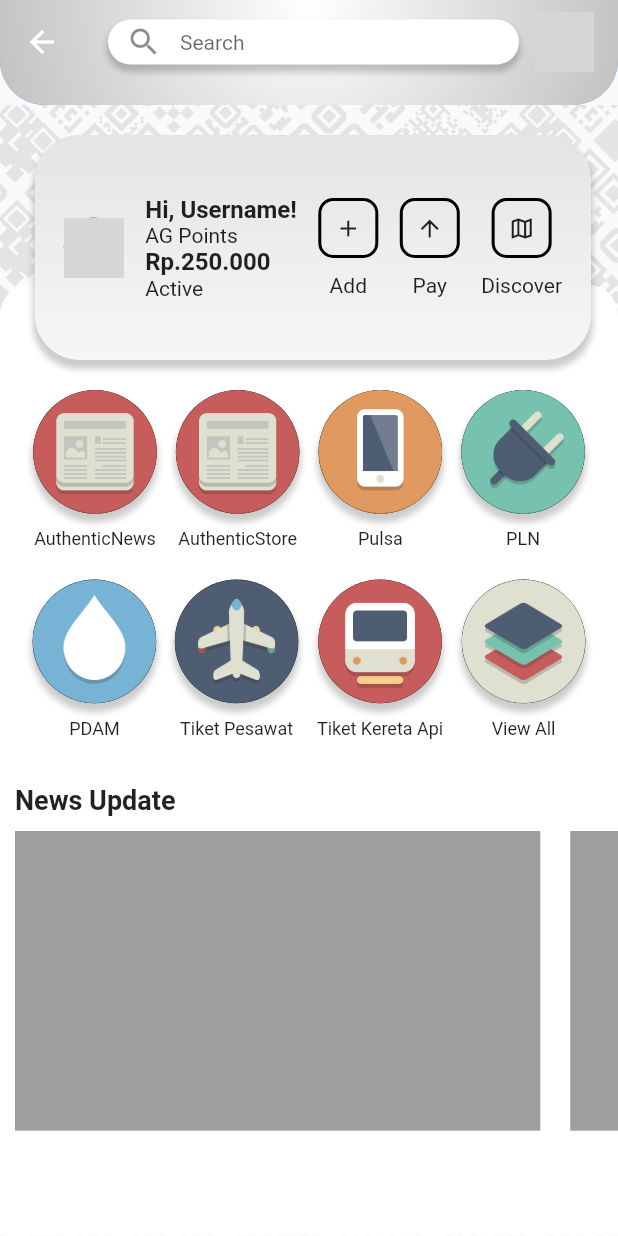
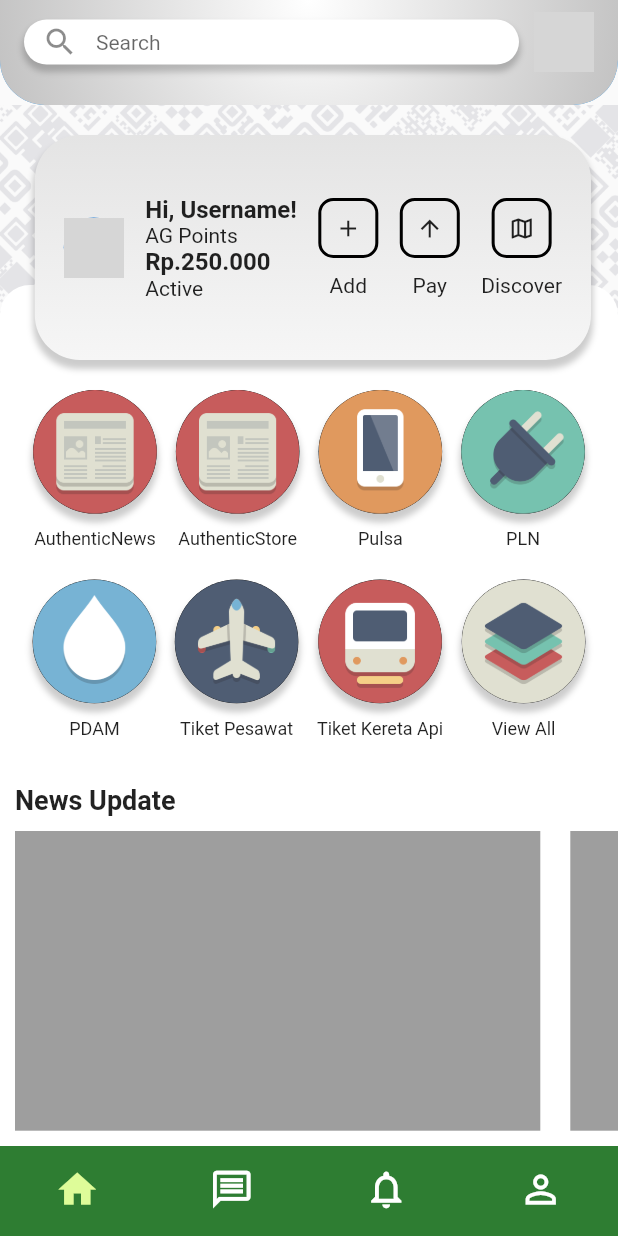
Before and after one commit to syifahasan/agt, a Flutter app: the screen it shows after launch, after a tap on "Login", on a phone screen of 412 x 824 dp. Run offline on Flutter 3.47's test engine with Material 2 defaults, Android fonts, the phone set to English and light mode, and no system bars; our stand-ins replace flutter_svg; network calls fail; Roboto replaces fonts that are missing (SFProDisplay); grey boxes are pictures that could not be loaded.

Commit message:
adding navigation bar

```diff
--- a/lib/login.dart
+++ b/lib/login.dart
@@ -1,5 +1,6 @@
 import 'package:flutter/material.dart';
 import './pages/home.dart';
+import './utils/navigationBar.dart';
 
 class PageLogin extends StatelessWidget {
   const PageLogin({super.key});
@@ -64,11 +65,11 @@ class PageLogin extends StatelessWidget {
                       margin: EdgeInsets.only(top: 28),
                       child: ElevatedButton(
                         onPressed: () {
-                          Navigator.push(
+                          Navigator.pushReplacement(
                             context,
                             MaterialPageRoute(
                               builder: (context) {
-                                return HomePage();
+                                return MainPage();
                               },
                             ),
                           );
--- a/lib/pages/home.dart
+++ b/lib/pages/home.dart
@@ -2,36 +2,7 @@ import 'package:flutter/material.dart';
 import 'package:flutter/widgets.dart';
 import 'package:flutter_svg/flutter_svg.dart';
 
-class MyApp extends StatelessWidget {
-  @override
-  Widget build(BuildContext context) {
-    return MaterialApp(
-      debugShowCheckedModeBanner: false,
-      title: 'HomePage AGT',
-      theme: ThemeData(
-        fontFamily: 'SFProDisplay',
-      ),
-      home: HomePage(),
-    );
-  }
-}
 
-class MainPage extends StatefulWidget {
-  const MainPage({super.key});
-
-  @override
-  State<MainPage> createState() => _MainPageState();
-}
-
-class _MainPageState extends State<MainPage> {
-  int currentPage = 0;
-  final screens = [];
-
-  @override
-  Widget build(BuildContext context) {
-    return const Placeholder();
-  }
-}
 
 class HomePage extends StatelessWidget {
   final TextEditingController _searchController = TextEditingController();
@@ -41,77 +12,6 @@ class HomePage extends StatelessWidget {
     final mediaQueryData = MediaQuery.of(context);
     final screenWidth = mediaQueryData.size.width;
     return Scaffold(
-        resizeToAvoidBottomInset: false,
-        appBar: PreferredSize(
-          preferredSize: Size.fromHeight(70.0),
-          child: AppBar(
-            elevation: 0,
-            flexibleSpace: Container(
-              decoration: BoxDecoration(
-                  borderRadius:
-                      BorderRadius.vertical(bottom: Radius.circular(30)),
-                  gradient: RadialGradient(
-                    colors: [Colors.white, Color.fromARGB(255, 58, 57, 57)],
-                    center: Alignment.topCenter,
-                    radius: 10,
-                  )),
-            ),
-            // backgroundColor: Colors.amber,
-            shape: RoundedRectangleBorder(
-              borderRadius: BorderRadius.vertical(
-                bottom: Radius.circular(30),
-              ),
-            ),
-            title: Row(
-              children: [
-                Expanded(
-                  child: Container(
-                    decoration: BoxDecoration(
-                      borderRadius: BorderRadius.all(Radius.circular(20)),
-                      boxShadow: [
-                        BoxShadow(
-                          color: Colors.black.withOpacity(0.2),
-                          offset: Offset(0, 4),
-                          blurRadius: 3,
-                          spreadRadius: 1,
-                        ),
-                      ],
-                    ),
-                    width: screenWidth * 50 / 100,
-                    height: 30,
-                    child: TextField(
-                      textInputAction: TextInputAction.done,
-                      controller: _searchController,
-                      decoration: InputDecoration(
-                        contentPadding: EdgeInsets.symmetric(horizontal: 10),
-                        prefixIcon: Icon(Icons.search),
-                        border: OutlineInputBorder(
-                            borderSide: BorderSide.none,
-                            borderRadius: BorderRadius.circular(50)),
-                        filled: true,
-                        fillColor: Colors.white,
-                        hintText: 'Search',
-                      ),
-                      onSubmitted: (value) {
-                        // Perform search based on the input value
-                        print('Search query: $value');
-                      },
-                      style: TextStyle(
-                        fontSize: 14,
-                      ),
-                    ),
-                  ),
-                ),
-                SizedBox(width: 10.0),
-                CircleAvatar(
-                  radius: 20.0,
-                  backgroundImage:
-                      NetworkImage('https://picsum.photos/200/300?grayscale'),
-                ),
-              ],
-            ),
-          ),
-        ),
         body: Container(
       decoration: BoxDecoration(
         image: DecorationImage(
@@ -152,13 +52,11 @@ class HomePage extends StatelessWidget {
                               children: [
                                 Menu(
                                     screenWidth: screenWidth,
-                                        image:
-                                            'assets/icons/news-svgrepo-com.png',
+                                    image: 'assets/icons/news-svgrepo-com.png',
                                     desc: 'AuthenticNews'),
                                 Menu(
                                     screenWidth: screenWidth,
-                                        image:
-                                            'assets/icons/news-svgrepo-com.png',
+                                    image: 'assets/icons/news-svgrepo-com.png',
                                     desc: 'AuthenticStore'),
                                 Menu(
                                     screenWidth: screenWidth,
@@ -172,23 +70,19 @@ class HomePage extends StatelessWidget {
                                     desc: 'PLN'),
                                 Menu(
                                     screenWidth: screenWidth,
-                                        image:
-                                            'assets/icons/water-svgrepo-com.png',
+                                    image: 'assets/icons/water-svgrepo-com.png',
                                     desc: 'PDAM'),
                                 Menu(
                                     screenWidth: screenWidth,
-                                        image:
-                                            'assets/icons/plane-svgrepo-com.png',
+                                    image: 'assets/icons/plane-svgrepo-com.png',
                                     desc: 'Tiket Pesawat'),
                                 Menu(
                                     screenWidth: screenWidth,
-                                        image:
-                                            'assets/icons/train-svgrepo-com.png',
+                                    image: 'assets/icons/train-svgrepo-com.png',
                                     desc: 'Tiket Kereta Api'),
                                 Menu(
                                     screenWidth: screenWidth,
-                                        image:
-                                            'assets/icons/stack-svgrepo-com.png',
+                                    image: 'assets/icons/stack-svgrepo-com.png',
                                     desc: 'View All'),
                               ],
                             ),
@@ -201,8 +95,7 @@ class HomePage extends StatelessWidget {
                             child: Text(
                               "News Update",
                               style: TextStyle(
-                                      fontSize: 18,
-                                      fontWeight: FontWeight.bold),
+                                  fontSize: 18, fontWeight: FontWeight.bold),
                             ),
                           ),
                           SingleChildScrollView(
@@ -212,8 +105,7 @@ class HomePage extends StatelessWidget {
                               mainAxisAlignment: MainAxisAlignment.center,
                               children: [
                                 Container(
-                                      margin:
-                                          EdgeInsets.symmetric(horizontal: 10),
+                                  margin: EdgeInsets.symmetric(horizontal: 10),
                                   width: screenWidth * 85 / 100,
                                   height: 200,
                                   decoration: BoxDecoration(
@@ -221,8 +113,7 @@ class HomePage extends StatelessWidget {
                                   ),
                                 ),
                                 Container(
-                                      margin:
-                                          EdgeInsets.symmetric(horizontal: 10),
+                                  margin: EdgeInsets.symmetric(horizontal: 10),
                                   width: screenWidth * 85 / 100,
                                   height: 200,
                                   decoration: BoxDecoration(
@@ -230,8 +121,7 @@ class HomePage extends StatelessWidget {
                                   ),
                                 ),
                                 Container(
-                                      margin:
-                                          EdgeInsets.symmetric(horizontal: 10),
+                                  margin: EdgeInsets.symmetric(horizontal: 10),
                                   width: screenWidth * 85 / 100,
                                   height: 200,
                                   decoration: BoxDecoration(
--- /dev/null
+++ b/lib/pages/notification.dart
@@ -0,0 +1,14 @@
+import 'package:flutter/material.dart';
+
+class NotifPage extends StatelessWidget {
+  const NotifPage({super.key});
+
+  @override
+  Widget build(BuildContext context) {
+    return Scaffold(
+      body: CircularProgressIndicator(
+              semanticsLabel: 'Circular progress indicator',
+            ),
+    );
+  }
+}
--- /dev/null
+++ b/lib/pages/profile.dart
@@ -0,0 +1,14 @@
+import 'package:flutter/material.dart';
+
+class ProfilePage extends StatelessWidget {
+  const ProfilePage({super.key});
+
+  @override
+  Widget build(BuildContext context) {
+    return Scaffold(
+      body: CircularProgressIndicator(
+              semanticsLabel: 'Circular progress indicator',
+            ),
+    );
+  }
+}
--- /dev/null
+++ b/lib/pages/scanner.dart
@@ -0,0 +1,14 @@
+import 'package:flutter/material.dart';
+
+class ScannerPage extends StatelessWidget {
+  const ScannerPage({super.key});
+
+  @override
+  Widget build(BuildContext context) {
+    return Scaffold(
+      body: CircularProgressIndicator(
+              semanticsLabel: 'Circular progress indicator',
+            ),
+    );
+  }
+}
--- /dev/null
+++ b/lib/pages/store.dart
@@ -0,0 +1,14 @@
+import 'package:flutter/material.dart';
+
+class StorePage extends StatelessWidget {
+  const StorePage({super.key});
+
+  @override
+  Widget build(BuildContext context) {
+    return Scaffold(
+      body: CircularProgressIndicator(
+              semanticsLabel: 'Circular progress indicator',
+            ),
+    );
+  }
+}
--- /dev/null
+++ b/lib/utils/navigationBar.dart
@@ -0,0 +1,174 @@
+import 'package:flutter/material.dart';
+import '../pages/notification.dart';
+import '../pages/profile.dart';
+import '../pages/scanner.dart';
+import '../pages/store.dart';
+import '../pages/home.dart';
+
+class MainPage extends StatefulWidget {
+  const MainPage({super.key});
+
+  @override
+  State<MainPage> createState() => _MainPageState();
+}
+
+class _MainPageState extends State<MainPage> {
+  final TextEditingController _searchController = TextEditingController();
+  int currentPage = 0;
+  final screens = [
+    HomePage(),
+    StorePage(),
+    ScannerPage(),
+    NotifPage(),
+    ProfilePage(),
+  ];
+
+  @override
+  Widget build(BuildContext context) {
+    final mediaQueryData = MediaQuery.of(context);
+    final screenWidth = mediaQueryData.size.width;
+    return Scaffold(
+      resizeToAvoidBottomInset: false,
+      appBar: PreferredSize(
+        preferredSize: Size.fromHeight(70.0),
+        child: AppBar(
+          leading: null,
+          elevation: 0,
+          flexibleSpace: Container(
+            decoration: BoxDecoration(
+                borderRadius:
+                    BorderRadius.vertical(bottom: Radius.circular(30)),
+                gradient: RadialGradient(
+                  colors: [Colors.white, Color.fromARGB(255, 58, 57, 57)],
+                  center: Alignment.topCenter,
+                  radius: 10,
+                )),
+          ),
+          // backgroundColor: Colors.amber,
+          shape: RoundedRectangleBorder(
+            borderRadius: BorderRadius.vertical(
+              bottom: Radius.circular(30),
+            ),
+          ),
+          title: Row(
+            children: [
+              Expanded(
+                child: Container(
+                  decoration: BoxDecoration(
+                    borderRadius: BorderRadius.all(Radius.circular(20)),
+                    boxShadow: [
+                      BoxShadow(
+                        color: Colors.black.withOpacity(0.2),
+                        offset: Offset(0, 4),
+                        blurRadius: 3,
+                        spreadRadius: 1,
+                      ),
+                    ],
+                  ),
+                  width: screenWidth * 50 / 100,
+                  height: 30,
+                  child: TextField(
+                    textInputAction: TextInputAction.done,
+                    controller: _searchController,
+                    decoration: InputDecoration(
+                      contentPadding: EdgeInsets.symmetric(horizontal: 10),
+                      prefixIcon: Icon(Icons.search),
+                      border: OutlineInputBorder(
+                          borderSide: BorderSide.none,
+                          borderRadius: BorderRadius.circular(50)),
+                      filled: true,
+                      fillColor: Colors.white,
+                      hintText: 'Search',
+                    ),
+                    onSubmitted: (value) {
+                      // Perform search based on the input value
+                      print('Search query: $value');
+                    },
+                    style: TextStyle(
+                      fontSize: 14,
+                    ),
+                  ),
+                ),
+              ),
+              SizedBox(width: 10.0),
+              CircleAvatar(
+                radius: 20.0,
+                backgroundImage:
+                    NetworkImage('https://picsum.photos/200/300?grayscale'),
+              ),
+            ],
+          ),
+        ),
+      ),
+      body: IndexedStack(
+        index: currentPage,
+        children: screens,
+      ),
+      bottomNavigationBar: BottomNavigationBar(
+        elevation: 0,
+        currentIndex: currentPage,
+        onTap: (index) {
+          setState(() {
+            currentPage = index;
+          });
+        },
+        type: BottomNavigationBarType.fixed,
+        showSelectedLabels: false,
+        showUnselectedLabels: false,
+        backgroundColor: Colors.green.shade800,
+        selectedItemColor: Colors.white,
+        iconSize: 30,
+        items: [
+          BottomNavigationBarItem(
+            icon: currentPage == 0
+                ? Icon(
+                    Icons.home,
+                    color: Color.fromARGB(255, 222, 252, 153),
+                  )
+                : Icon(
+                    Icons.home_outlined,
+                    color: Colors.white,
+                  ),
+            label: "Home",
+          ),
+          BottomNavigationBarItem(
+            icon: currentPage == 1
+                ? Icon(
+                    Icons.message,
+                    color: Color.fromARGB(255, 222, 252, 153),
+                  )
+                : Icon(
+                    Icons.message_outlined,
+                    color: Colors.white,
+                  ),
+            label: "Message",
+          ),
+          BottomNavigationBarItem(
+            icon: currentPage == 2
+                ? Icon(
+                    Icons.notifications,
+                    color: Color.fromARGB(255, 222, 252, 153),
+                  )
+                : Icon(
+                    Icons.notifications_outlined,
+                    color: Colors.white,
+                  ),
+            label: "Notifications",
+          ),
+          BottomNavigationBarItem(
+            icon: currentPage == 3
+                ? Icon(
+                    Icons.person,
+                    color: Color.fromARGB(255, 222, 252, 153),
+                  )
+                : Icon(
+                    Icons.person_outline,
+                    color: Colors.white,
+                  ),
+            label: "Account",
+          ),
+        ],
+      ),
+    );
+  }
+}
```
Also changed, not shown: assets/icons/Scanner.svg (added), assets/icons/Store.svg (added). Lines whose indentation alone changed are shown as unchanged.
